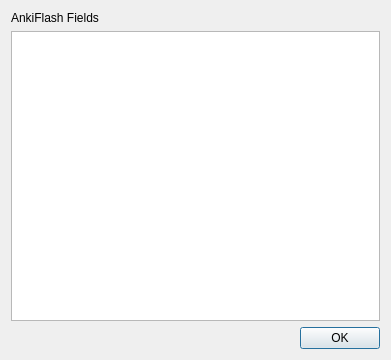
First picture: the form in ui/mapper/ui_change_map.ui, repository longhoangly/ankiflash-importer, before the edit.
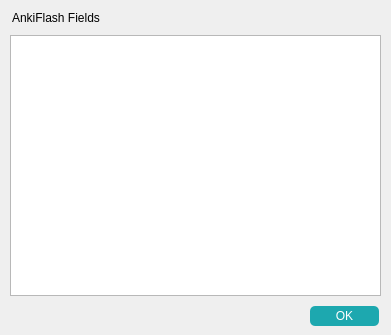
Second picture: the form after the edit. Icons and pictures are not drawn.

The edit to the form file:
```diff
--- a/ui/mapper/ui_change_map.ui
+++ b/ui/mapper/ui_change_map.ui
@@ -7,7 +7,7 @@
     <x>0</x>
     <y>0</y>
     <width>391</width>
-    <height>360</height>
+    <height>335</height>
    </rect>
   </property>
   <property name="windowTitle">
@@ -17,22 +17,34 @@
    <iconset>
     <normaloff>../resources/anki.ico</normaloff>../resources/anki.ico</iconset>
   </property>
-  <layout class="QVBoxLayout">
-   <item>
-    <widget class="QLabel" name="label">
-     <property name="text">
-      <string>AnkiFlash Fields</string>
-     </property>
-     <property name="wordWrap">
-      <bool>true</bool>
-     </property>
-    </widget>
-   </item>
-   <item>
-    <widget class="QListWidget" name="fields"/>
-   </item>
-   <item>
+  <property name="layoutDirection">
+   <enum>Qt::LeftToRight</enum>
+  </property>
+  <property name="autoFillBackground">
+   <bool>false</bool>
+  </property>
+  <widget class="QListWidget" name="fields">
+   <property name="geometry">
+    <rect>
+     <x>10</x>
+     <y>35</y>
+     <width>371</width>
+     <height>261</height>
+    </rect>
+   </property>
+  </widget>
     <widget class="QDialogButtonBox" name="buttonBox">
+   <property name="geometry">
+    <rect>
+     <x>310</x>
+     <y>300</y>
+     <width>69</width>
+     <height>32</height>
+    </rect>
+   </property>
+   <property name="styleSheet">
+    <string notr="true">background-color: #1DA8AF; color: white; border-radius: 5px; width: 70px; height: 20px;</string>
+   </property>
      <property name="orientation">
       <enum>Qt::Horizontal</enum>
      </property>
@@ -40,8 +52,22 @@
       <set>QDialogButtonBox::Ok</set>
      </property>
     </widget>
-   </item>
-  </layout>
+  <widget class="QLabel" name="label">
+   <property name="geometry">
+    <rect>
+     <x>12</x>
+     <y>10</y>
+     <width>97</width>
+     <height>16</height>
+    </rect>
+   </property>
+   <property name="text">
+    <string>AnkiFlash Fields</string>
+   </property>
+   <property name="wordWrap">
+    <bool>true</bool>
+   </property>
+  </widget>
  </widget>
  <resources/>
  <connections>
```
Lines whose indentation alone changed are shown as unchanged.
